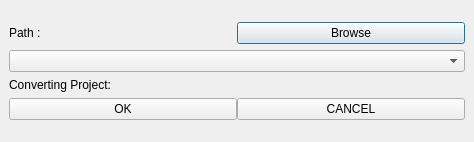
shotgrid-starter/set_pipeline_start, file tk-multi-starterapp/resources/dialog.ui: the form before one commit.
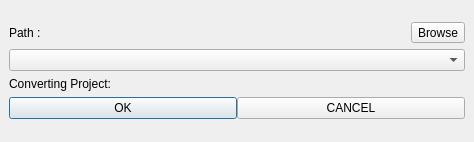
The form after the commit. The open tabs and pages were chosen to show the change.

Commit message: browse button - tool button으로 변경, 폴더, 파일 선택 가능

```diff
--- a/tk-multi-starterapp/resources/dialog.ui
+++ b/tk-multi-starterapp/resources/dialog.ui
@@ -126,13 +126,7 @@
               </widget>
              </item>
              <item>
-              <widget class="QPushButton" name="browse_button">
-               <property name="sizePolicy">
-                <sizepolicy hsizetype="Minimum" vsizetype="Maximum">
-                 <horstretch>0</horstretch>
-                 <verstretch>0</verstretch>
-                </sizepolicy>
-               </property>
+              <widget class="QToolButton" name="toolButton">
                <property name="text">
                 <string>Browse</string>
                </property>
```
Left out of the diff: 4 changed lines with no effect on the pictures. The commit also changes 5 other files.
